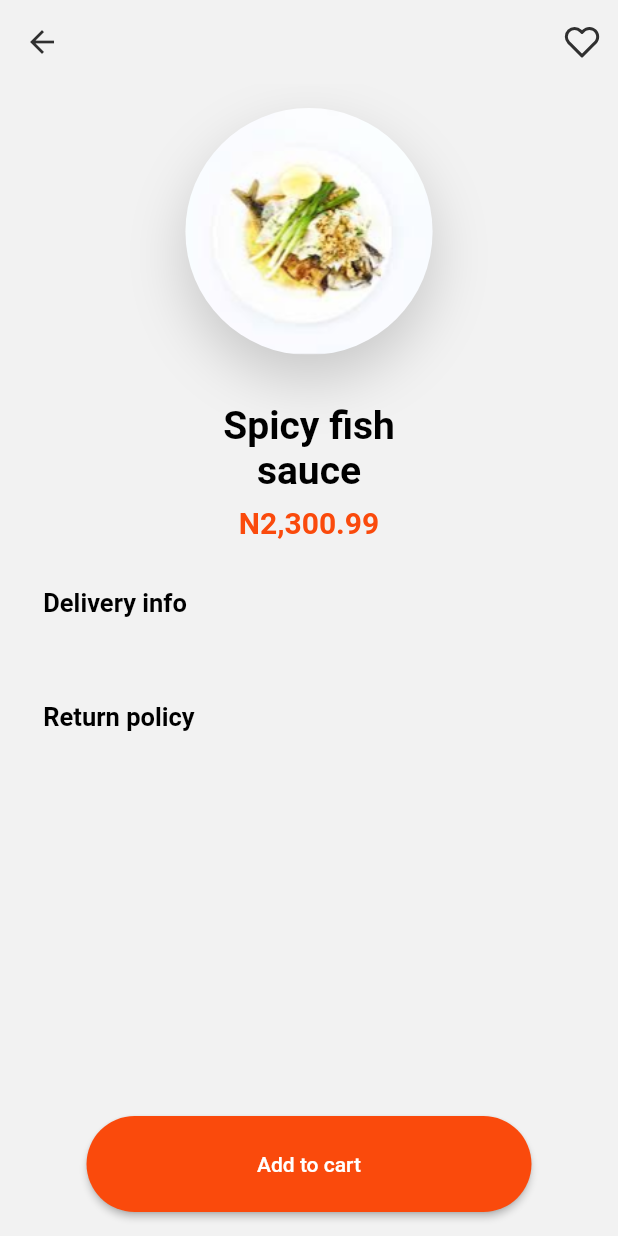
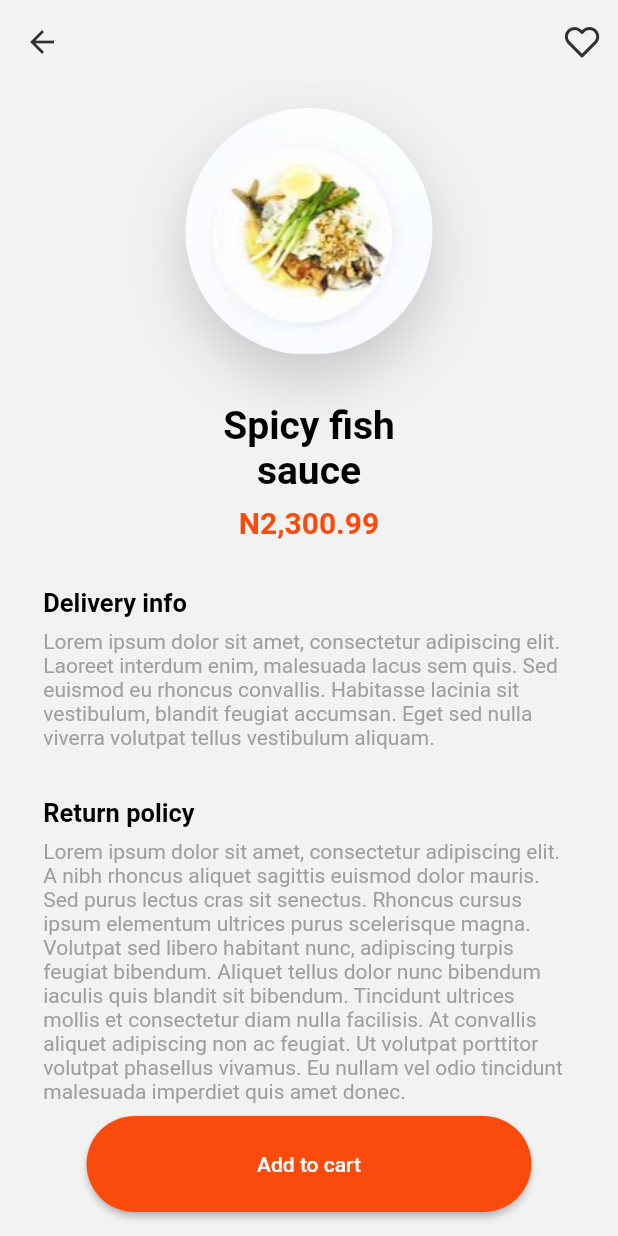
Before and after one commit to heorhiikanir/food_delivery, a Flutter app: the HomeScreen screen opened directly, after a tap on an icon or button, on a phone screen of 412 x 824 dp. Run offline on Flutter 3.47's test engine with Material 2 defaults, Android fonts, the phone set to English and light mode, and no system bars; our stand-ins replace flutter_svg; Roboto replaces fonts that are missing (SF).

Commit message:
improve itemDetails Screen ui

```diff
--- a/lib/models/item.dart
+++ b/lib/models/item.dart
@@ -24,30 +24,30 @@ List<Item> itemsList = [
       img: 'assets/images/food-img2.png',
       name: 'Spicy fish \nsauce',
       price: 'N2,300.99',
-      deliveryInfo: '',
-      returnPolicy: ''),
+      deliveryInfo: 'Lorem ipsum dolor sit amet, consectetur adipiscing elit. Laoreet interdum enim, malesuada lacus sem quis. Sed euismod eu rhoncus convallis. Habitasse lacinia sit vestibulum, blandit feugiat accumsan. Eget sed nulla viverra volutpat tellus vestibulum aliquam.',
+      returnPolicy: 'Lorem ipsum dolor sit amet, consectetur adipiscing elit. A nibh rhoncus aliquet sagittis euismod dolor mauris. Sed purus lectus cras sit senectus. Rhoncus cursus ipsum elementum ultrices purus scelerisque magna. Volutpat sed libero habitant nunc, adipiscing turpis feugiat bibendum. Aliquet tellus dolor nunc bibendum iaculis quis blandit sit bibendum. Tincidunt ultrices mollis et consectetur diam nulla facilisis. At convallis aliquet adipiscing non ac feugiat. Ut volutpat porttitor volutpat phasellus vivamus. Eu nullam vel odio tincidunt malesuada imperdiet quis amet donec.'),
   Item(
       img: 'assets/images/food-img3.png',
       name: 'Egg and \ncucmber...',
       price: 'N1,900',
-      deliveryInfo: '',
-      returnPolicy: ''),
+      deliveryInfo: 'Lorem ipsum dolor sit amet, consectetur adipiscing elit. Laoreet interdum enim, malesuada lacus sem quis. Sed euismod eu rhoncus convallis. Habitasse lacinia sit vestibulum, blandit feugiat accumsan. Eget sed nulla viverra volutpat tellus vestibulum aliquam.',
+      returnPolicy: 'Lorem ipsum dolor sit amet, consectetur adipiscing elit. Laoreet interdum enim, malesuada lacus sem quis. Sed euismod eu rhoncus convallis. Habitasse lacinia sit vestibulum, blandit feugiat accumsan. Eget sed nulla viverra volutpat tellus vestibulum aliquam.'),
   Item(
       img: 'assets/images/food-img4.png',
       name: 'Fried \nchicken m.',
       price: 'N1,900',
-      deliveryInfo: '',
-      returnPolicy: ''),
+      deliveryInfo: 'Lorem ipsum dolor sit amet, consectetur adipiscing elit. Laoreet interdum enim, malesuada lacus sem quis. Sed euismod eu rhoncus convallis. Habitasse lacinia sit vestibulum, blandit feugiat accumsan. Eget sed nulla viverra volutpat tellus vestibulum aliquam.',
+      returnPolicy: 'Lorem ipsum dolor sit amet, consectetur adipiscing elit. A nibh rhoncus aliquet sagittis euismod dolor mauris. Sed purus lectus cras sit senectus. Rhoncus cursus ipsum elementum ultrices purus scelerisque magna. Volutpat sed libero habitant nunc, adipiscing turpis feugiat bibendum. Aliquet tellus dolor nunc bibendum iaculis quis blandit sit bibendum. Tincidunt ultrices mollis et consectetur diam nulla facilisis. At convallis aliquet adipiscing non ac feugiat. Ut volutpat porttitor volutpat phasellus vivamus. Eu nullam vel odio tincidunt malesuada imperdiet quis amet donec.'),
   Item(
       img: 'assets/images/food-img5.png',
       name: 'Moi-moi and ekpa.',
       price: 'N1,900',
-      deliveryInfo: '',
-      returnPolicy: ''),
+      deliveryInfo: 'Lorem ipsum dolor sit amet, consectetur adipiscing elit. Laoreet interdum enim, malesuada lacus sem quis. Sed euismod eu rhoncus convallis. Habitasse lacinia sit vestibulum, blandit feugiat accumsan. Eget sed nulla viverra volutpat tellus vestibulum aliquam.',
+      returnPolicy: 'Lorem ipsum dolor sit amet, consectetur adipiscing elit. A nibh rhoncus aliquet sagittis euismod dolor mauris. Sed purus lectus cras sit senectus. Rhoncus cursus ipsum elementum ultrices purus scelerisque magna. Volutpat sed libero habitant nunc, adipiscing turpis feugiat bibendum. Aliquet tellus dolor nunc bibendum iaculis quis blandit sit bibendum. Tincidunt ultrices mollis et consectetur diam nulla facilisis. At convallis aliquet adipiscing non ac feugiat. Ut volutpat porttitor volutpat phasellus vivamus. Eu nullam vel odio tincidunt malesuada imperdiet quis amet donec.'),
   Item(
       img: 'assets/images/food-img6.png',
       name: 'Fishwith mix orange....',
       price: 'N1,900',
-      returnPolicy: '',
-      deliveryInfo: ''),
+      returnPolicy: 'Lorem ipsum dolor sit amet, consectetur adipiscing elit. A nibh rhoncus aliquet sagittis euismod dolor mauris. Sed purus lectus cras sit senectus. Rhoncus cursus ipsum elementum ultrices purus scelerisque magna. Volutpat sed libero habitant nunc, adipiscing turpis feugiat bibendum. Aliquet tellus dolor nunc bibendum iaculis quis blandit sit bibendum. Tincidunt ultrices mollis et consectetur diam nulla facilisis. At convallis aliquet adipiscing non ac feugiat. Ut volutpat porttitor volutpat phasellus vivamus. Eu nullam vel odio tincidunt malesuada imperdiet quis amet donec.',
+      deliveryInfo: 'Lorem ipsum dolor sit amet, consectetur adipiscing elit. Laoreet interdum enim, malesuada lacus sem quis. Sed euismod eu rhoncus convallis. Habitasse lacinia sit vestibulum, blandit feugiat accumsan. Eget sed nulla viverra volutpat tellus vestibulum aliquam.'),
 ];
--- a/lib/screens/home_screen/components/food_item.dart
+++ b/lib/screens/home_screen/components/food_item.dart
@@ -65,6 +65,8 @@ class FoodItem extends StatelessWidget {
                 top: 0,
                 left: 0,
                 right: 0,
+                child: Hero(
+                  tag: name,
                   child: Container(
                     width: width - width * 0.2,
                     height: width - width * 0.2,
@@ -82,6 +84,7 @@ class FoodItem extends StatelessWidget {
                           )
                         ]
                     ),
+                  ),
                 )
             )
           ],
--- a/lib/screens/item_details/ItemDetails.dart
+++ b/lib/screens/item_details/ItemDetails.dart
@@ -23,11 +23,21 @@ class ItemDetailsScreen extends StatelessWidget {
       ),
       body: Padding(
         padding: EdgeInsets.symmetric(horizontal: bodyMargin),
+        child: Stack(
+          children: [
+            Positioned(
+              top: 0,
+              left: 0,
+              right: 0,
+              child: SingleChildScrollView(
+                physics: const BouncingScrollPhysics(),
                 child: Column(
                   crossAxisAlignment: CrossAxisAlignment.start,
                   children: [
                     const SizedBox(height: 16,),
                     Center(
+                      child: Hero(
+                        tag: item.name,
                         child: Container(
                           width: size.width/2.5,
                           height: size.width/2.5,
@@ -47,6 +57,7 @@ class ItemDetailsScreen extends StatelessWidget {
                           ),
                         ),
                       ),
+                    ),
                     const SizedBox(height: 32,),
                     Center(child: Text(item.name,
                       style: Theme.of(context).textTheme.bodyText1?.copyWith(fontSize: 26),
@@ -63,9 +74,16 @@ class ItemDetailsScreen extends StatelessWidget {
                     Text('Return policy',style: Theme.of(context).textTheme.bodyText1,),
                     const SizedBox(height: 8,),
                     Text(item.returnPolicy,style: Theme.of(context).textTheme.bodyText2?.copyWith(color: Colors.grey)),
-            const Spacer(),
-            Padding(
-              padding: EdgeInsets.symmetric(horizontal: bodyMargin),
+
+                  ],
+                ),
+              ),
+            ),
+            Positioned(
+              bottom: 16,
+              left: bodyMargin,
+              right: bodyMargin,
+
               child: SizedBox(
                 height: 64,
                 width: double.infinity,
@@ -78,7 +96,6 @@ class ItemDetailsScreen extends StatelessWidget {
                 ),
               ),
             ),
-            const SizedBox(height: 16,),
           ],
         ),
       ),
```
Lines whose indentation alone changed are shown as unchanged.
